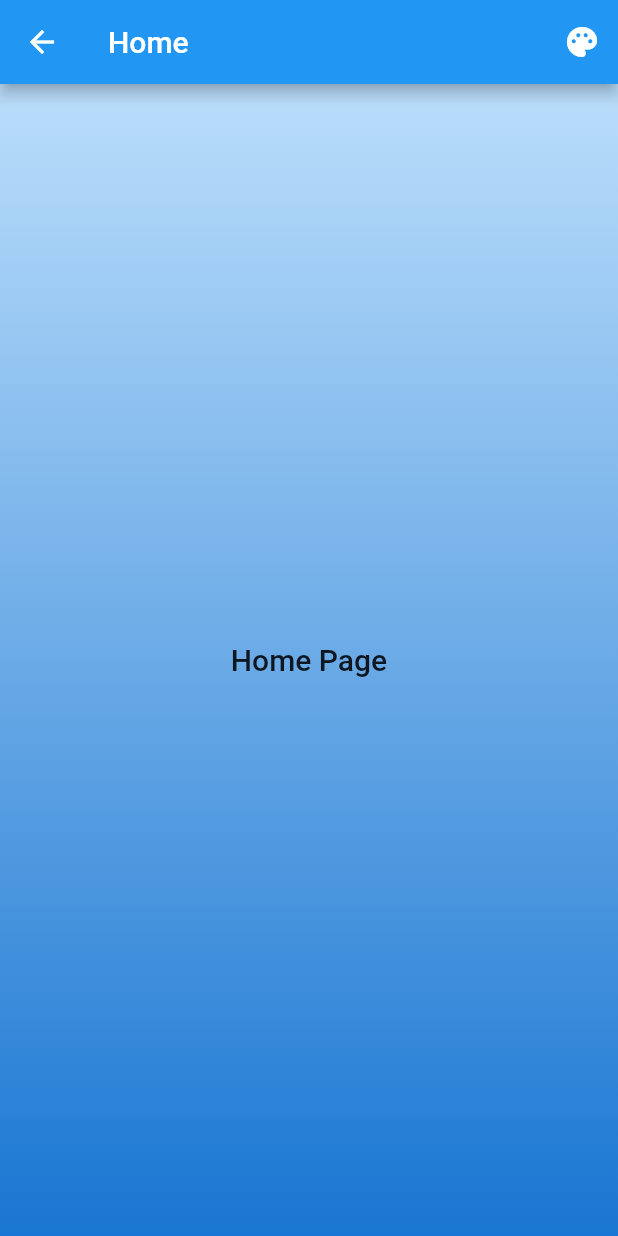
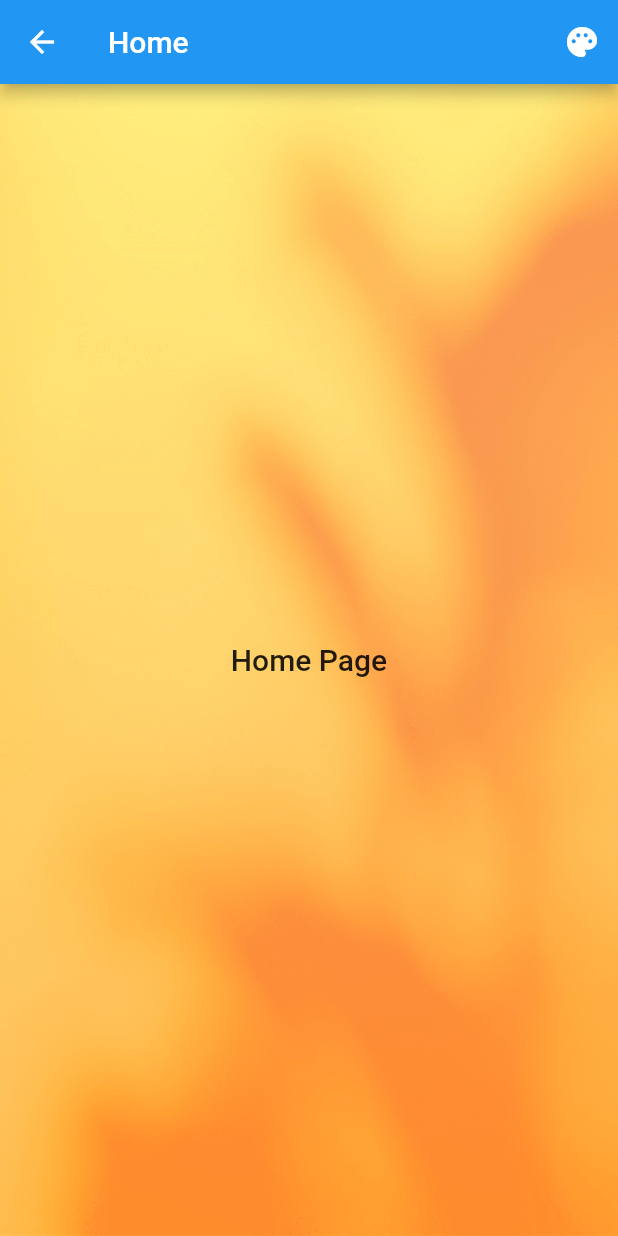
Before and after one commit to hg9x/hasskit_2, a Flutter app: the HomePage screen opened directly, on a phone screen of 412 x 824 dp. Run offline on Flutter 3.47's test engine with Material 2 defaults, Android fonts, the phone set to English and light mode, and no system bars; our stand-ins replace bottom_navy_bar, curved_navigation_bar, date_format, fancy_bottom_navigation, flutter_slidable, material_design_icons_flutter and 4 more; accounts and stored records are empty.

Commit message:
Home Sweet Home

```diff
--- a/lib/helper/GeneralData.dart
+++ b/lib/helper/GeneralData.dart
@@ -568,13 +568,27 @@ class GeneralData with ChangeNotifier {
   }
 
   List<Room> roomList = [
-    Room(name: "Favorite", imageIndex: 4),
+    Room(name: "Home", imageIndex: 4),
     Room(name: "Living Room", imageIndex: 0),
     Room(name: "Kitchen", imageIndex: 1),
     Room(name: "Bedroom", imageIndex: 2),
     Room(name: "Default Room", imageIndex: 3),
     Room(name: "Add New", imageIndex: 5),
   ];
+
+  String roomTitle(int roomIndex) {
+    if (roomList[roomIndex] != null && roomList[roomIndex].name != null) {
+      return roomList[roomIndex].name;
+    }
+    return "Home";
+  }
+
+  AssetImage getRoomImage(int roomIndex) {
+    if (roomList[roomIndex] != null && roomList[roomIndex].imageIndex != null) {
+      return AssetImage(backgroundImage[roomList[roomIndex].imageIndex]);
+    }
+    return AssetImage(backgroundImage[4]);
+  }
 
   Room roomAddDefault = Room(name: "Add New", imageIndex: 5);
   List<String> backgroundImage = [
--- a/lib/main.dart
+++ b/lib/main.dart
@@ -74,7 +74,7 @@ class _HomeViewState extends State<HomeView> {
           items: [
             BottomNavyBarItem(
               icon: Icon(Icons.home),
-              title: Text('Home'),
+              title: Text("${gd.roomTitle(0)}"),
               activeColor: Theme.of(context).accentColor,
             ),
             BottomNavyBarItem(
@@ -96,7 +96,7 @@ class _HomeViewState extends State<HomeView> {
   _getPage(int pageNumber) {
     if (pageNumber == 1) {
 //      Logger.d("pageNumber $pageNumber ");
-      return RoomPage();
+      return RoomPages();
     } else if (pageNumber == 2) {
 //      Logger.d("pageNumber $pageNumber ");
       return SettingPage();
--- a/lib/view/HomePage.dart
+++ b/lib/view/HomePage.dart
@@ -11,12 +11,16 @@ class _HomePageState extends State<HomePage> {
   Widget build(BuildContext context) {
     return Scaffold(
       appBar: AppBar(
-        title: Text("Home"),
+        title: Text(gd.roomTitle(0)),
         actions: gd.appBarThemeChanger,
       ),
       backgroundColor: Theme.of(context).backgroundColor,
       body: Container(
         decoration: BoxDecoration(
+          image: DecorationImage(
+            image: gd.getRoomImage(0),
+            fit: BoxFit.cover,
+          ),
           gradient: LinearGradient(
               begin: Alignment.topCenter,
               end: Alignment.bottomCenter,
```
Also changed, not shown: lib/view/RoomPage.dart (+36 -13 lines), lib/view/SettingPage.dart (+8 -1 lines).
